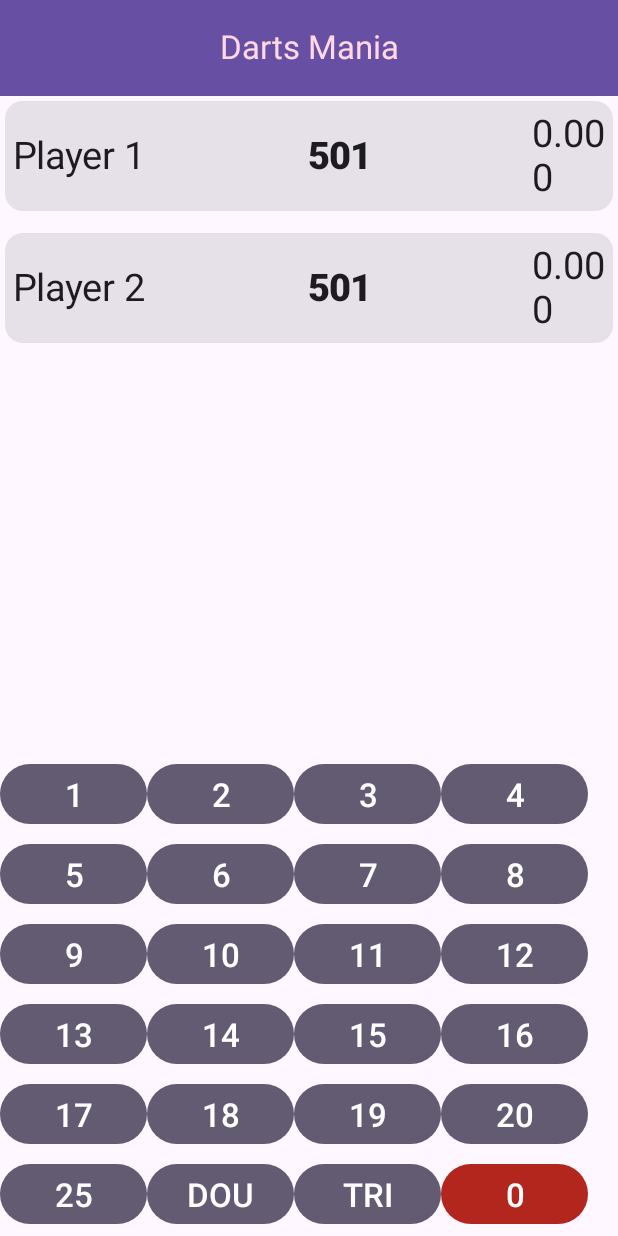
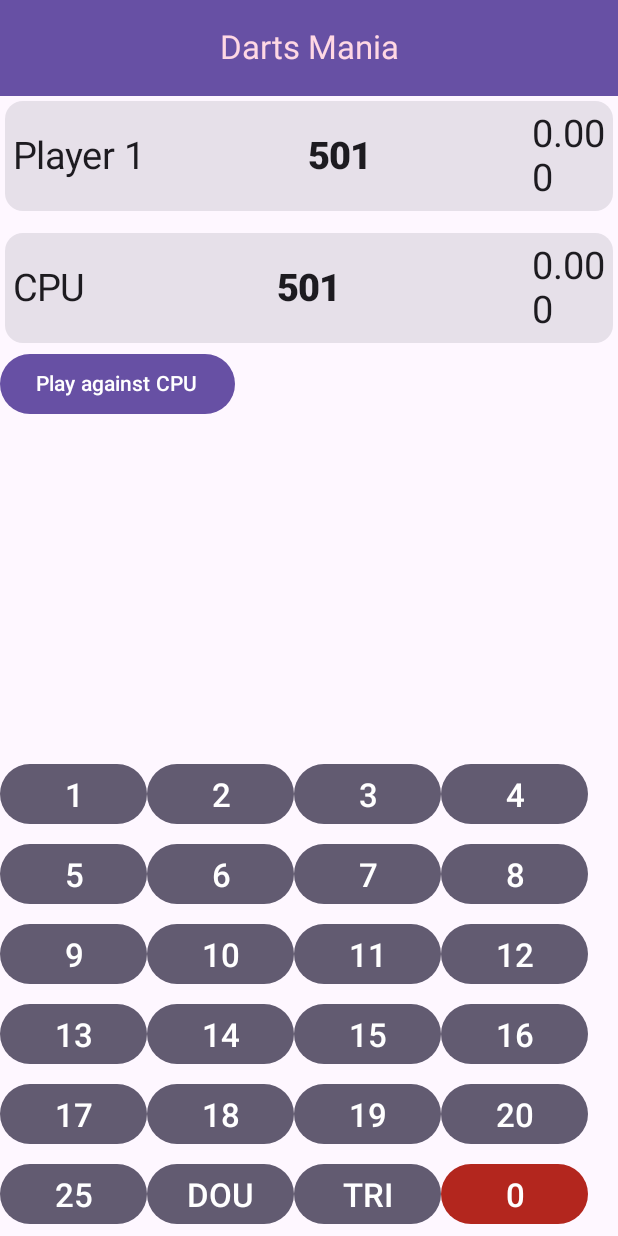
Before and after one commit to alexvujisic/DartMania, an Android app built with Jetpack Compose: the screen it shows after launch (MainActivity), after a tap on "DOU", on a phone screen of 412 x 824 dp. Run offline under Robolectric (Android 15) with nearby library versions, the phone set to English and light mode, and no system bars; 1 other tap on this screen came first.

Commit message:
Player can be switched to CPU

```diff
--- a/app/src/main/java/com/example/dartmania/models/Player.kt
+++ b/app/src/main/java/com/example/dartmania/models/Player.kt
@@ -1,4 +1,8 @@
 package com.example.dartmania.models
+
+import androidx.compose.runtime.getValue
+import androidx.compose.runtime.mutableStateOf
+import androidx.compose.runtime.setValue
 
 data class Player(
     val name: String = "default",
@@ -8,10 +12,12 @@ data class Player(
     var multiplier: Int = 1,
     var isDouActive: Boolean = false, // Track if DOU button is active
     var isTriActive: Boolean = false, // Track if TRI button is active
-    var checkOutRate: Double = 0.0
+    var checkOutRate: Double = 0.0,
+    var cpu: Boolean = false
 
     //view model, player 1 player 2 mutable state
 ){
+    var isCpuPlayer by mutableStateOf(cpu)
     val average: Double
         get() = if (throwsCount > 0) totalPoints.toDouble() / throwsCount else 0.0
 }
--- a/app/src/main/java/com/example/dartmania/screens/PlayerScreen.kt
+++ b/app/src/main/java/com/example/dartmania/screens/PlayerScreen.kt
@@ -6,7 +6,6 @@ import androidx.compose.foundation.layout.height
 import androidx.compose.foundation.layout.padding
 import androidx.compose.material3.AlertDialog
 import androidx.compose.material3.Button
-import androidx.compose.material3.ExperimentalMaterial3Api
 import androidx.compose.material3.Scaffold
 import androidx.compose.material3.SnackbarHost
 import androidx.compose.material3.SnackbarHostState
@@ -14,12 +13,11 @@ import androidx.compose.material3.Text
 import androidx.compose.runtime.Composable
 import androidx.compose.runtime.getValue
 import androidx.compose.runtime.remember
-import androidx.compose.runtime.LaunchedEffect
 import androidx.compose.runtime.rememberCoroutineScope
 import androidx.compose.ui.Modifier
 import androidx.compose.ui.unit.dp
+import androidx.lifecycle.compose.collectAsStateWithLifecycle
 import androidx.lifecycle.viewmodel.compose.viewModel
-import androidx.lifecycle.compose.collectAsStateWithLifecycle
 import androidx.navigation.NavController
 import com.example.dartmania.viewmodels.PlayerViewModel
 import kotlinx.coroutines.launch
@@ -63,8 +61,11 @@ fun PlayerScreen(
                 pointsRemain = playerTwo.pointsRemain,
                 average = playerTwo.average,
                 shots = playerTwo.throwsCount,
-                name = "Player 2"
+                name = if (playerTwo.isCpuPlayer) "CPU" else "Player 2"
             )
+            Button(onClick = { viewModel.toggleCpuPlayer() }) {
+                Text(text = "Play against CPU")
+            }
             PointButtons { value ->
                 when (value) {
                     "DOU" -> viewModel.setMultiplier(2)
--- a/app/src/main/java/com/example/dartmania/viewmodels/PlayerViewModel.kt
+++ b/app/src/main/java/com/example/dartmania/viewmodels/PlayerViewModel.kt
@@ -116,4 +116,8 @@ class PlayerViewModel : ViewModel() {
     }
 
 
+    fun toggleCpuPlayer() {
+        _playerTwo.value.isCpuPlayer = !_playerTwo.value.isCpuPlayer
+    }
+
 }
```
Also changed, not shown: app/src/main/java/com/example/dartmania/screens/ScreenComponents.kt (+0 -18 lines).
